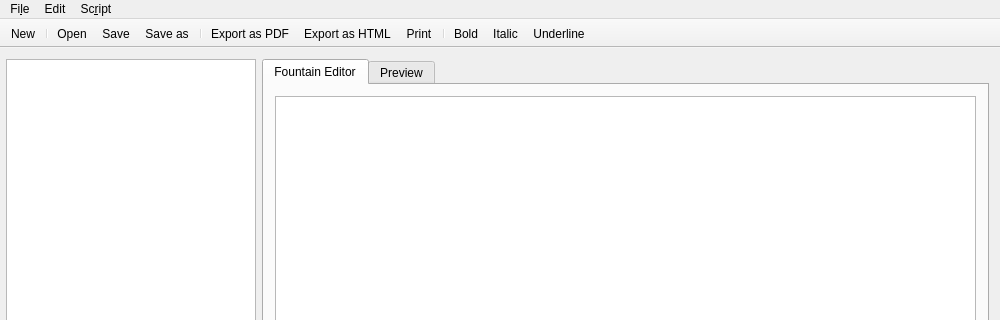
Old version of the form mainwindow.ui in the repository Aztorius/magicfountain; both pictures show x 0 to 1000 and y 0 to 320 of the 1000 by 560 pixel window.
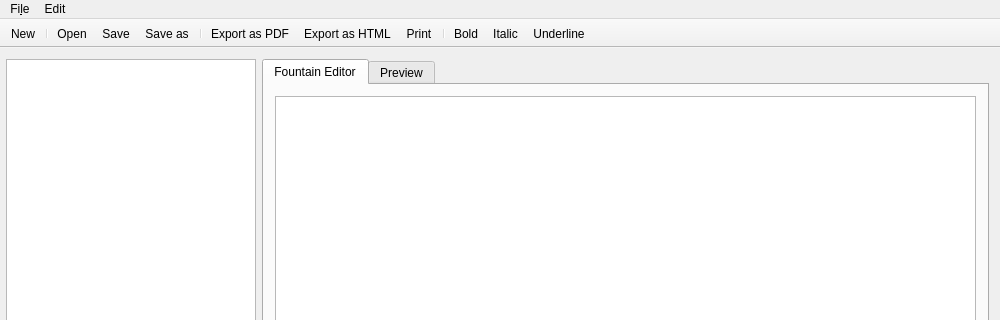
New version of the form. Icons and pictures are not drawn.

Commit message: WinSetup: change GUID Readme: add build status of AppVeyor

```diff
--- a/mainwindow.ui
+++ b/mainwindow.ui
@@ -113,7 +113,7 @@
      <x>0</x>
      <y>0</y>
      <width>1000</width>
-     <height>20</height>
+     <height>27</height>
     </rect>
    </property>
    <widget class="QMenu" name="menuFile">
@@ -138,15 +138,8 @@
     <addaction name="actionItalic"/>
     <addaction name="actionUnderline"/>
    </widget>
-   <widget class="QMenu" name="menuScript">
-    <property name="title">
-     <string>Sc&amp;ript</string>
-    </property>
-    <addaction name="actionNew_scene"/>
-   </widget>
    <addaction name="menuFile"/>
    <addaction name="menuEdit"/>
-   <addaction name="menuScript"/>
   </widget>
   <widget class="QStatusBar" name="statusBar"/>
   <widget class="QToolBar" name="toolBar">
```
The commit also changes 2 other files.
